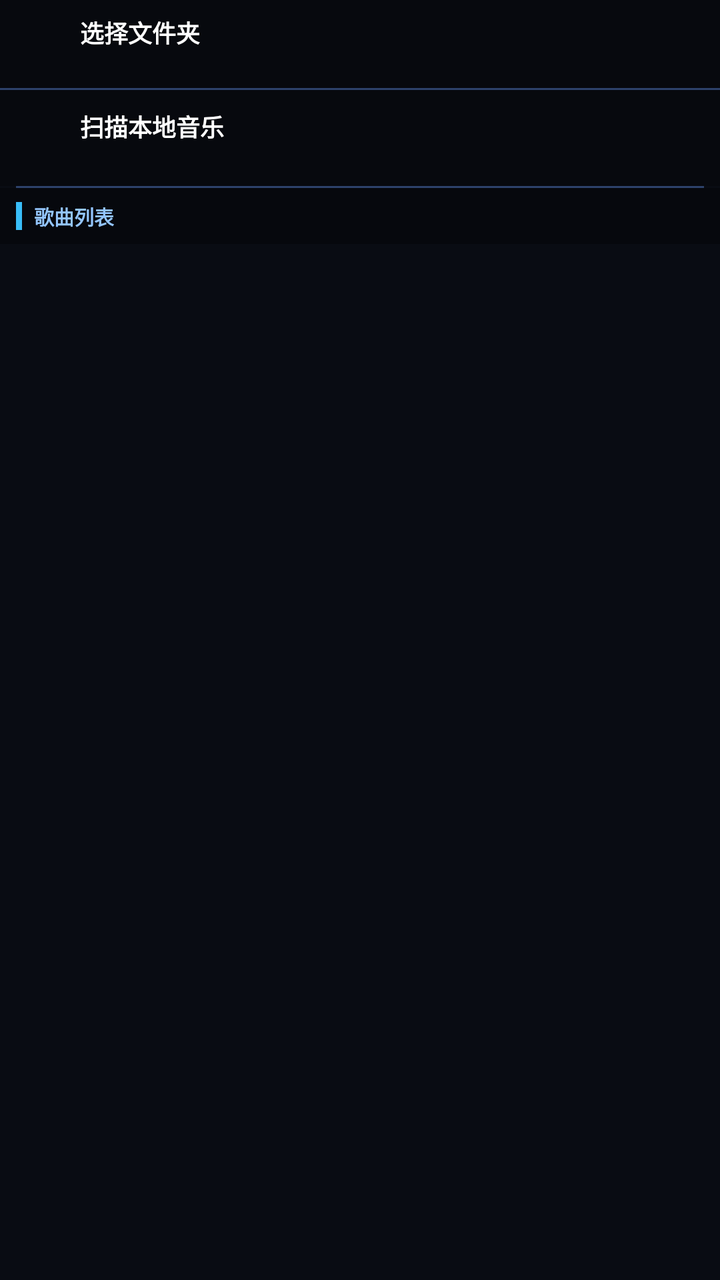
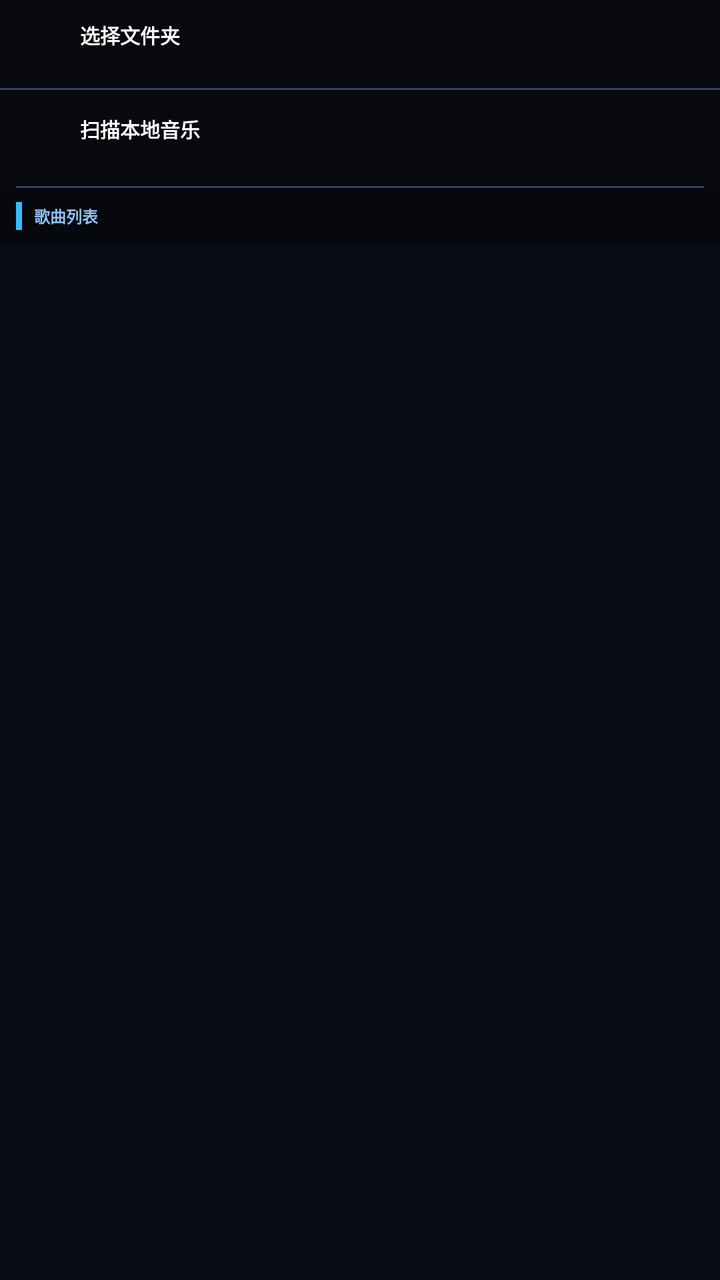

Two renders of the same Android screen: before a commit and after it. Below are the layout's source before the change and the commit's diff.
<!-- AndroidManifest.xml: application theme Theme.KeydroidX.Music -->
<!-- res/layout/activity_local_music.xml -->
<ScrollView
    xmlns:android="http://schemas.android.com/apk/res/android"
    android:id="@+id/scroll_local_music"
    android:layout_width="match_parent"
    android:layout_height="match_parent"
    android:background="@color/music_dark_bg"
    android:scrollbars="none">

    <LinearLayout
        android:layout_width="match_parent"
        android:layout_height="wrap_content"
        android:orientation="vertical">

        
        
        
        <LinearLayout
            android:id="@+id/ll_pick_folder"
            android:layout_width="match_parent"
            android:layout_height="wrap_content"
            android:minHeight="44dp"
            android:focusable="true"
            android:orientation="horizontal"
            android:gravity="center_vertical"
            android:background="#40000000"
            android:paddingLeft="8dp"
            android:paddingRight="8dp"
            android:paddingTop="4dp"
            android:paddingBottom="4dp">

            <TextView
                android:id="@+id/icon_pick_folder"
                android:layout_width="24dp"
                android:layout_height="24dp"
                android:gravity="center"
                android:textSize="18sp"
                android:textColor="@color/music_accent"
                android:includeFontPadding="false" />

            <LinearLayout
                android:layout_width="0dp"
                android:layout_height="wrap_content"
                android:layout_weight="1"
                android:layout_marginLeft="8dp"
                android:orientation="vertical">

                <TextView
                    android:id="@+id/tv_pick_folder_title"
                    android:layout_width="wrap_content"
                    android:layout_height="wrap_content"
                    android:text="@string/local_pick_folder"
                    android:textColor="@color/music_item_normal_text"
                    android:textSize="12sp"
                    android:textStyle="bold"
                    android:includeFontPadding="false" />

                <TextView
                    android:id="@+id/tv_pick_folder_sub"
                    android:layout_width="wrap_content"
                    android:layout_height="wrap_content"
                    android:singleLine="true"
                    android:ellipsize="start"
                    android:textColor="@color/music_subtext"
                    android:textSize="10sp"
                    android:includeFontPadding="false" />
            </LinearLayout>
        </LinearLayout>

        <View
            android:layout_width="match_parent"
            android:layout_height="1dp"
            android:background="@color/music_divider" />

        
        
        
        <LinearLayout
            android:id="@+id/ll_scan_bar"
            android:layout_width="match_parent"
            android:layout_height="wrap_content"
            android:minHeight="48dp"
            android:focusable="true"
            android:orientation="horizontal"
            android:gravity="center_vertical"
            android:background="#40000000"
            android:paddingLeft="8dp"
            android:paddingRight="8dp"
            android:paddingTop="4dp"
            android:paddingBottom="4dp">

            <TextView
                android:id="@+id/icon_scan"
                android:layout_width="24dp"
                android:layout_height="24dp"
                android:gravity="center"
                android:textSize="18sp"
                android:textColor="@color/music_accent"
                android:includeFontPadding="false" />

            <LinearLayout
                android:layout_width="0dp"
                android:layout_height="wrap_content"
                android:layout_weight="1"
                android:layout_marginLeft="8dp"
                android:orientation="vertical">

                <TextView
                    android:id="@+id/tv_scan_title"
                    android:layout_width="wrap_content"
                    android:layout_height="wrap_content"
                    android:text="@string/local_scan_title"
                    android:textColor="@color/music_item_normal_text"
                    android:textSize="12sp"
                    android:textStyle="bold"
                    android:includeFontPadding="false" />

                <TextView
                    android:id="@+id/tv_scan_sub"
                    android:layout_width="wrap_content"
                    android:layout_height="wrap_content"
                    android:textColor="@color/music_subtext"
                    android:textSize="10sp"
                    android:includeFontPadding="false" />
            </LinearLayout>
        </LinearLayout>

        
        <View
            android:layout_width="match_parent"
            android:layout_height="1dp"
            android:background="@color/music_divider"
            android:layout_marginLeft="8dp"
            android:layout_marginRight="8dp" />

        
        
        
        <LinearLayout
            android:layout_width="match_parent"
            android:layout_height="28dp"
            android:gravity="center_vertical"
            android:background="#4D000000"
            android:paddingLeft="8dp">

            <View
                android:layout_width="3dp"
                android:layout_height="14dp"
                android:background="@color/music_accent"
                android:layout_marginRight="6dp" />

            <TextView
                android:id="@+id/tv_section_title"
                android:layout_width="wrap_content"
                android:layout_height="wrap_content"
                android:text="@string/song_list"
                android:textColor="@color/music_section_header_text"
                android:textSize="10sp"
                android:textStyle="bold"
                android:includeFontPadding="false" />
        </LinearLayout>

        
        
        
        <LinearLayout
            android:id="@+id/ll_song_container"
            android:layout_width="match_parent"
            android:layout_height="wrap_content"
            android:orientation="vertical" />

    </LinearLayout>
</ScrollView>
<!-- resources referenced by this layout -->
<resources>
  <color name="music_accent">#38BDF8</color>
  <color name="music_dark_bg">#090C13</color>
  <color name="music_divider">#2D426B</color>
  <color name="music_item_normal_text">#FFFFFF</color>
  <color name="music_section_header_text">#93C5FD</color>
  <color name="music_subtext">#B0B0B0</color>
  <string name="local_pick_folder">选择文件夹</string>
  <string name="local_scan_title">扫描本地音乐</string>
  <string name="song_list">歌曲列表</string>
  <style name="Theme.KeydroidX.Music" parent="Theme.NokiaKeyCore">
          <item name="android:windowNoTitle">true</item>
          <item name="android:windowBackground">@color/music_bg</item>
  
          
          <item name="android:windowDisablePreview">true</item>
          <item name="android:windowContentOverlay">@null</item>
      </style>
  <color name="music_bg">#090C13</color>
</resources>

<!-- the commit's change to res/layout/activity_local_music.xml (unified diff, before → after) -->
@@ -33,7 +33,7 @@
                 android:layout_width="24dp"
                 android:layout_height="24dp"
                 android:gravity="center"
-                android:textSize="18sp"
+                android:textSize="15sp"
                 android:textColor="@color/music_accent"
                 android:includeFontPadding="false" />
 
@@ -50,7 +50,7 @@
                     android:layout_height="wrap_content"
                     android:text="@string/local_pick_folder"
                     android:textColor="@color/music_item_normal_text"
-                    android:textSize="12sp"
+                    android:textSize="10sp"
                     android:textStyle="bold"
                     android:includeFontPadding="false" />
 
@@ -61,7 +61,7 @@
                     android:singleLine="true"
                     android:ellipsize="start"
                     android:textColor="@color/music_subtext"
-                    android:textSize="10sp"
+                    android:textSize="8sp"
                     android:includeFontPadding="false" />
             </LinearLayout>
         </LinearLayout>
@@ -93,7 +93,7 @@
                 android:layout_width="24dp"
                 android:layout_height="24dp"
                 android:gravity="center"
-                android:textSize="18sp"
+                android:textSize="15sp"
                 android:textColor="@color/music_accent"
                 android:includeFontPadding="false" />
 
@@ -110,7 +110,7 @@
                     android:layout_height="wrap_content"
                     android:text="@string/local_scan_title"
                     android:textColor="@color/music_item_normal_text"
-                    android:textSize="12sp"
+                    android:textSize="10sp"
                     android:textStyle="bold"
                     android:includeFontPadding="false" />
 
@@ -119,7 +119,7 @@
                     android:layout_width="wrap_content"
                     android:layout_height="wrap_content"
                     android:textColor="@color/music_subtext"
-                    android:textSize="10sp"
+                    android:textSize="8sp"
                     android:includeFontPadding="false" />
             </LinearLayout>
         </LinearLayout>
@@ -154,7 +154,7 @@
                 android:layout_height="wrap_content"
                 android:text="@string/song_list"
                 android:textColor="@color/music_section_header_text"
-                android:textSize="10sp"
+                android:textSize="8sp"
                 android:textStyle="bold"
                 android:includeFontPadding="false" />
         </LinearLayout>
